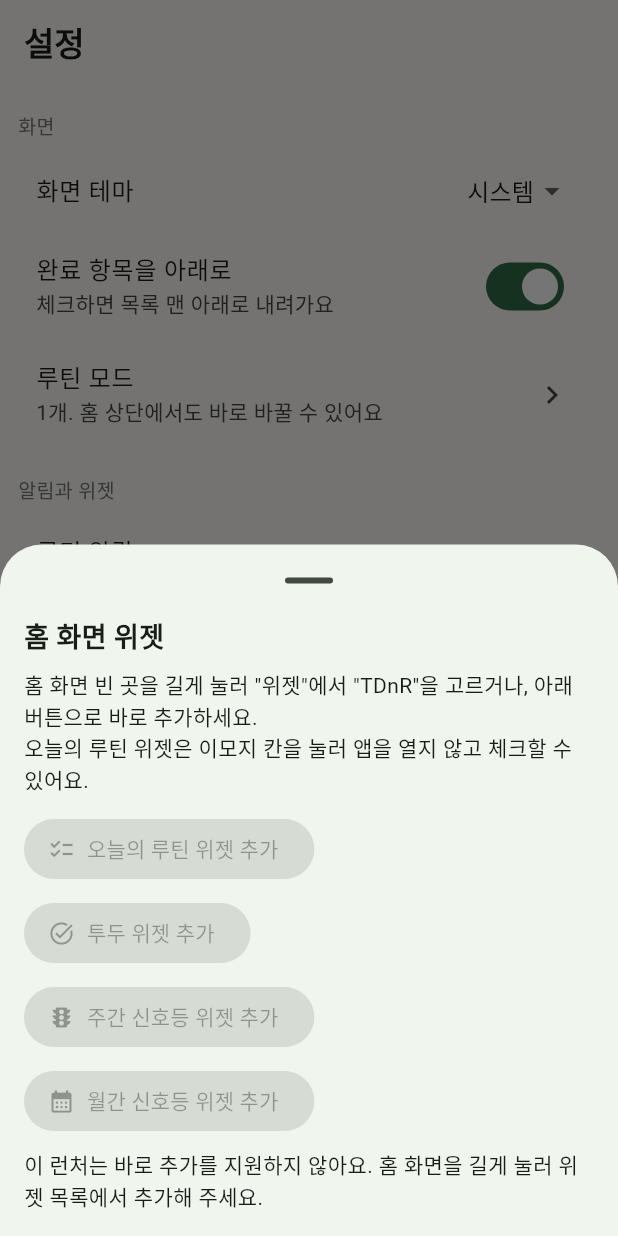
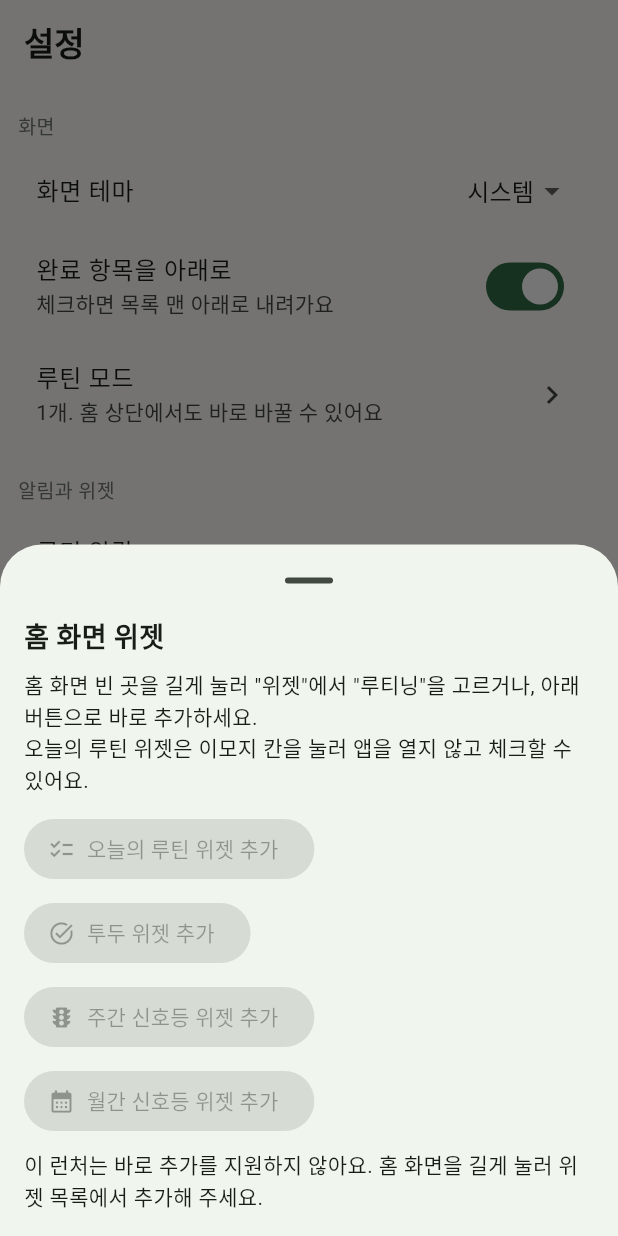
Before and after one commit to ryutt919/SUnDo, a Flutter app: the screen it shows after launch, item 5 of the bottom bar chosen, after a tap on "홈 화면 위젯 추가", on a phone screen of 412 x 824 dp. Run offline on Flutter 3.47's test engine with Material 3 defaults, Android fonts, the phone set to English and light mode, and no system bars; our stand-ins replace file_picker, flutter_local_notifications, flutter_timezone, image_picker, share_plus, shared_preferences and 1 more; missing offline and left inert: device_calendar_plus, home_widget.

Commit message:
refactor: 앱 이름을 루티닝으로 변경

```diff
--- a/lib/app/app.dart
+++ b/lib/app/app.dart
@@ -14,15 +14,15 @@ import '../ui/features/shell/app_shell.dart';
 import 'app_dependencies.dart';
 import 'app_sync.dart';
 
-class TdnrApp extends StatefulWidget {
-  const TdnrApp({super.key, required this.deps});
+class RoutiningApp extends StatefulWidget {
+  const RoutiningApp({super.key, required this.deps});
   final AppDependencies deps;
 
   @override
-  State<TdnrApp> createState() => _TdnrAppState();
+  State<RoutiningApp> createState() => _RoutiningAppState();
 }
 
-class _TdnrAppState extends State<TdnrApp> with WidgetsBindingObserver {
+class _RoutiningAppState extends State<RoutiningApp> with WidgetsBindingObserver {
   late final AppSync _sync = AppSync(widget.deps);
 
   @override
@@ -63,7 +63,7 @@ class _TdnrAppState extends State<TdnrApp> with WidgetsBindingObserver {
       ],
       child: Consumer<SettingsRepository>(
         builder: (_, settings, _) => MaterialApp(
-          title: 'TDnR',
+          title: '루티닝',
           debugShowCheckedModeBanner: false,
           theme: AppTheme.light(),
           darkTheme: AppTheme.dark(),
--- a/lib/data/repositories/backup_repository.dart
+++ b/lib/data/repositories/backup_repository.dart
@@ -59,7 +59,7 @@ class BackupRepository {
     final data = await _service.pick();
     if (data == null) return false;
     if (data['habits'] is! List || data['logs'] is! Map) {
-      throw const FormatException('TDnR 백업 파일이 아니에요');
+      throw const FormatException('루티닝 백업 파일이 아니에요');
     }
     // 어느 한쪽이라도 형식이 틀리면 아무것도 바꾸지 않도록 먼저 모두 검사한다.
     final s = data['settings'];
--- a/lib/data/repositories/calendar_repository.dart
+++ b/lib/data/repositories/calendar_repository.dart
@@ -108,7 +108,7 @@ class CalendarRepository extends ChangeNotifier {
     notifyListeners();
   }
 
-  /// TDnR이 만든 캘린더 일정을 모두 지우고 연동 기록도 비운다. 가져온 일정은 원래 캘린더 것이라 지우지 않는다.
+  /// 루티닝이 만든 캘린더 일정을 모두 지우고 연동 기록도 비운다. 가져온 일정은 원래 캘린더 것이라 지우지 않는다.
   Future<void> removeAllEvents() async {
     for (final l in _links.values) {
       if (l.imported) continue;
--- a/lib/data/services/backup_service.dart
+++ b/lib/data/services/backup_service.dart
@@ -13,7 +13,7 @@ class BackupService {
     final dir = await getTemporaryDirectory();
     final file = File('${dir.path}/myroutine-backup-${todayKey()}.json');
     await file.writeAsString(const JsonEncoder.withIndent('  ').convert(data));
-    await SharePlus.instance.share(ShareParams(files: [XFile(file.path)], text: 'TDnR 백업'));
+    await SharePlus.instance.share(ShareParams(files: [XFile(file.path)], text: '루티닝 백업'));
   }
 
   /// 사용자가 고른 JSON 파일을 읽는다. 취소하면 null, 형식이 틀리면 FormatException.
--- a/lib/data/services/calendar_service.dart
+++ b/lib/data/services/calendar_service.dart
@@ -66,7 +66,7 @@ class CalendarService {
       startDate: start,
       endDate: DateTime(day.year, day.month, day.day + 1),
       isAllDay: true,
-      description: 'TDnR 투두',
+      description: '루티닝 투두',
     );
   }
 
--- a/lib/main.dart
+++ b/lib/main.dart
@@ -9,5 +9,5 @@ Future<void> main() async {
   WidgetsFlutterBinding.ensureInitialized();
   final deps = await AppDependencies.create();
   await HomeWidget.registerInteractivityCallback(widgetBackgroundCallback);
-  runApp(TdnrApp(deps: deps));
+  runApp(RoutiningApp(deps: deps));
 }
--- a/lib/ui/features/settings/views/settings_screen.dart
+++ b/lib/ui/features/settings/views/settings_screen.dart
@@ -138,11 +138,11 @@ class SettingsScreen extends StatelessWidget {
                     },
                   ),
                   ListTile(
-                    title: const Text('캘린더에서 TDnR 일정 모두 지우기'),
+                    title: const Text('캘린더에서 루티닝 일정 모두 지우기'),
                     subtitle: const Text('연동은 유지돼요. 다음 동기화 때 다시 만들어져요'),
                     trailing: const Icon(Icons.delete_sweep_outlined),
                     onTap: () async {
-                      if (!await confirmDialog(context, 'TDnR이 만든 캘린더 일정을 모두 지울까요?', ok: '지우기')) return;
+                      if (!await confirmDialog(context, '루티닝이 만든 캘린더 일정을 모두 지울까요?', ok: '지우기')) return;
                       await vm.removeCalendarEvents();
                       if (context.mounted) showToast(context, '지웠어요');
                     },
@@ -260,7 +260,7 @@ class SettingsScreen extends StatelessWidget {
               child: Column(mainAxisSize: MainAxisSize.min, crossAxisAlignment: CrossAxisAlignment.start, children: [
                 const Text('홈 화면 위젯', style: TextStyle(fontSize: 18, fontWeight: FontWeight.w900)),
                 const SizedBox(height: 8),
-                const Text('홈 화면 빈 곳을 길게 눌러 "위젯"에서 "TDnR"을 고르거나, 아래 버튼으로 바로 추가하세요.\n'
+                const Text('홈 화면 빈 곳을 길게 눌러 "위젯"에서 "루티닝"을 고르거나, 아래 버튼으로 바로 추가하세요.\n'
                     '오늘의 루틴 위젯은 이모지 칸을 눌러 앱을 열지 않고 체크할 수 있어요.'),
                 const SizedBox(height: 12),
                 FilledButton.icon(
--- a/pubspec.yaml
+++ b/pubspec.yaml
@@ -1,5 +1,5 @@
 name: my_routine
-description: "TDnR: 습관, 투두, 위젯, 캘린더 연동을 한 곳에서."
+description: "루티닝: 습관, 투두, 위젯, 캘린더 연동을 한 곳에서."
 # The following line prevents the package from being accidentally published to
 # pub.dev using `flutter pub publish`. This is preferred for private packages.
 publish_to: 'none' # Remove this line if you wish to publish to pub.dev
```
Also changed, not shown: 4 other files.
